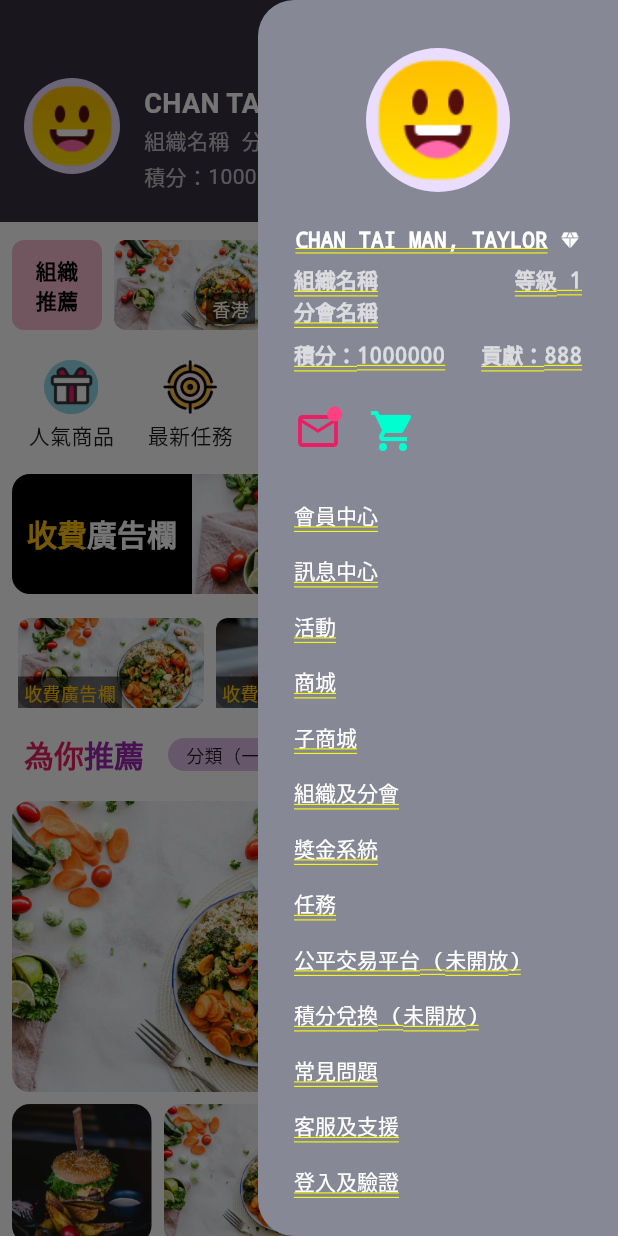
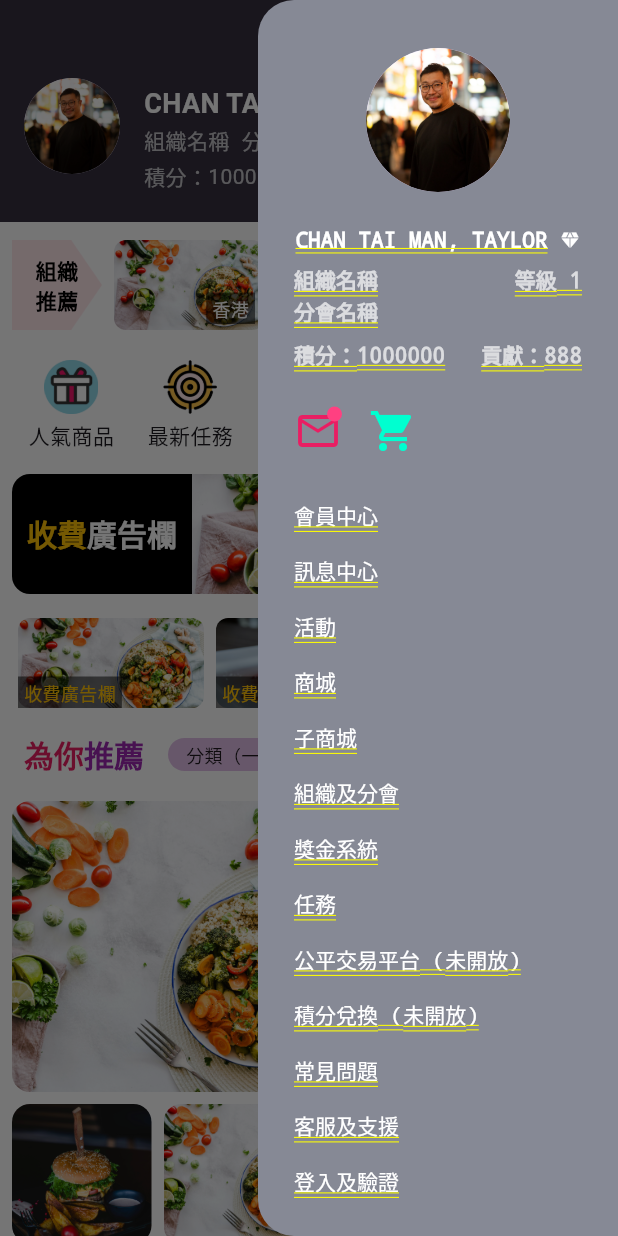
Before and after one commit to wangqiwei66/business_synerthink, a Flutter app: the MallView screen opened directly, after a tap on the "keyboard control" icon, on a phone screen of 412 x 824 dp. Run offline on Flutter 3.47's test engine with Material 3 defaults, Android fonts, the phone set to English and light mode, and no system bars; our stand-ins replace auto_size_text, cached_network_image, dio, fl_chart, flutter_animate, flutter_easyloading and 14 more; missing offline and left inert: dart:ffi, flutter_cupertino_datetime_picker, fluwx, jwt_decode, qr_code_scanner; accounts and stored records are empty; Roboto replaces fonts that are missing (PingFang SC).

Commit message:
更新 MallView 组件，替换组织推荐的背景为新图像

```diff
--- a/lib/app/pages/mall_view.dart
+++ b/lib/app/pages/mall_view.dart
@@ -305,15 +305,20 @@ class MallView extends StatelessWidget {
             height: 60,
             width: 60,
             padding: const EdgeInsets.symmetric(vertical: 4, horizontal: 8),
-            decoration: BoxDecoration(
-              color: Colors.pink[100],
-              borderRadius: BorderRadius.circular(8),
+            decoration: const BoxDecoration(
+              // color: Colors.pink[100],
+              image: DecorationImage(
+                image: AssetImage('$base_img_path/rightPink.png'),
+                fit: BoxFit.fill,
+              ),
             ),
-            child: const Center(
-              child: Text('組織\n推薦',
-                  style: TextStyle(
-                      fontWeight: FontWeight.bold, color: Colors.black)),
-            ),
+            child: const Stack(children: [
+              Center(
+                child: Text('組織\n推薦',
+                    style: TextStyle(
+                        fontWeight: FontWeight.bold, color: Colors.black)),
+              ),
+            ]),
           ),
           const SizedBox(width: 8),
           Expanded(
```
Also changed, not shown: assets/img/about_me_icon.png, assets/img/rightPink.png (added).
